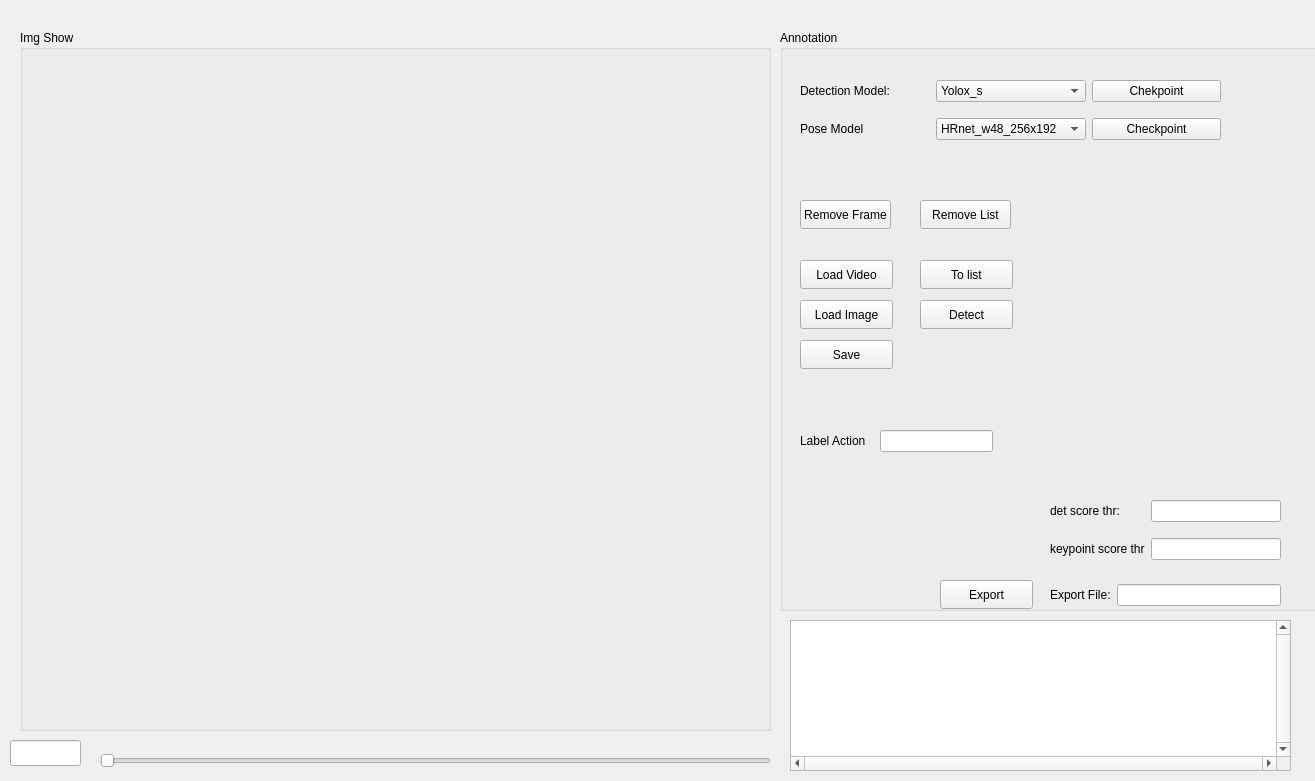
The window that form1.ui (phutuan123vn/Action-Recogntion) describes before a commit, drawn with Qt 5.
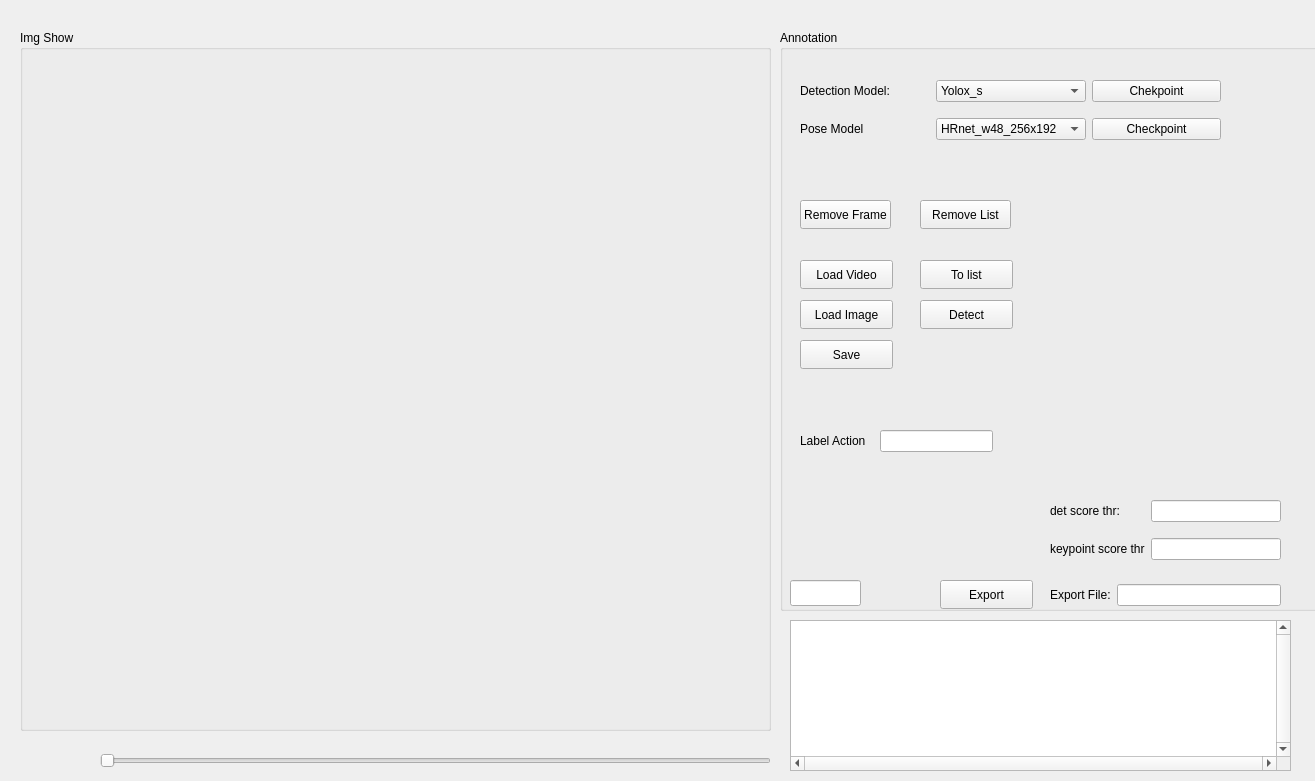
The same window after the commit.

Patch:
```diff
--- a/form1.ui
+++ b/form1.ui
@@ -293,6 +293,19 @@
      <string>Remove Frame</string>
     </property>
    </widget>
+   <widget class="QLineEdit" name="Text_frame_no">
+    <property name="geometry">
+     <rect>
+      <x>10</x>
+      <y>550</y>
+      <width>71</width>
+      <height>26</height>
+     </rect>
+    </property>
+    <property name="readOnly">
+     <bool>true</bool>
+    </property>
+   </widget>
   </widget>
   <widget class="QSlider" name="slider_frame_no">
    <property name="geometry">
@@ -307,16 +320,6 @@
     <enum>Qt::Horizontal</enum>
    </property>
   </widget>
-  <widget class="QLineEdit" name="LEdit_frame_no">
-   <property name="geometry">
-    <rect>
-     <x>10</x>
-     <y>740</y>
-     <width>71</width>
-     <height>26</height>
-    </rect>
-   </property>
-  </widget>
   <widget class="QTextEdit" name="Text_display">
    <property name="geometry">
     <rect>
```
Left out of the diff: 2 changed lines with no effect on the pictures.
